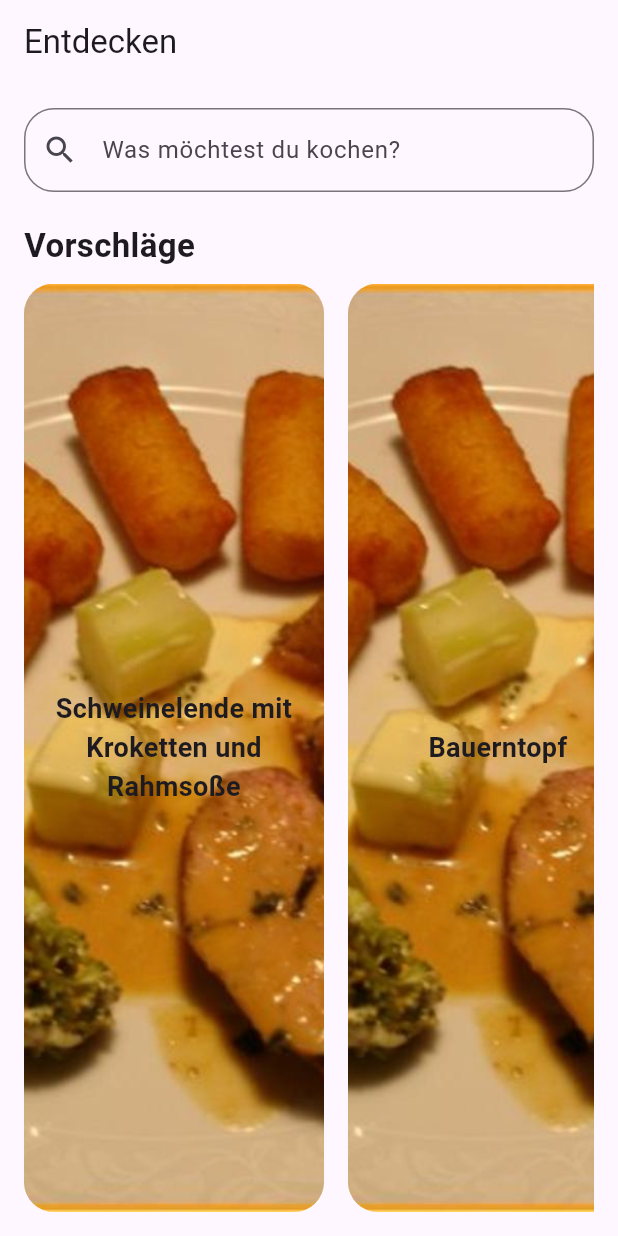
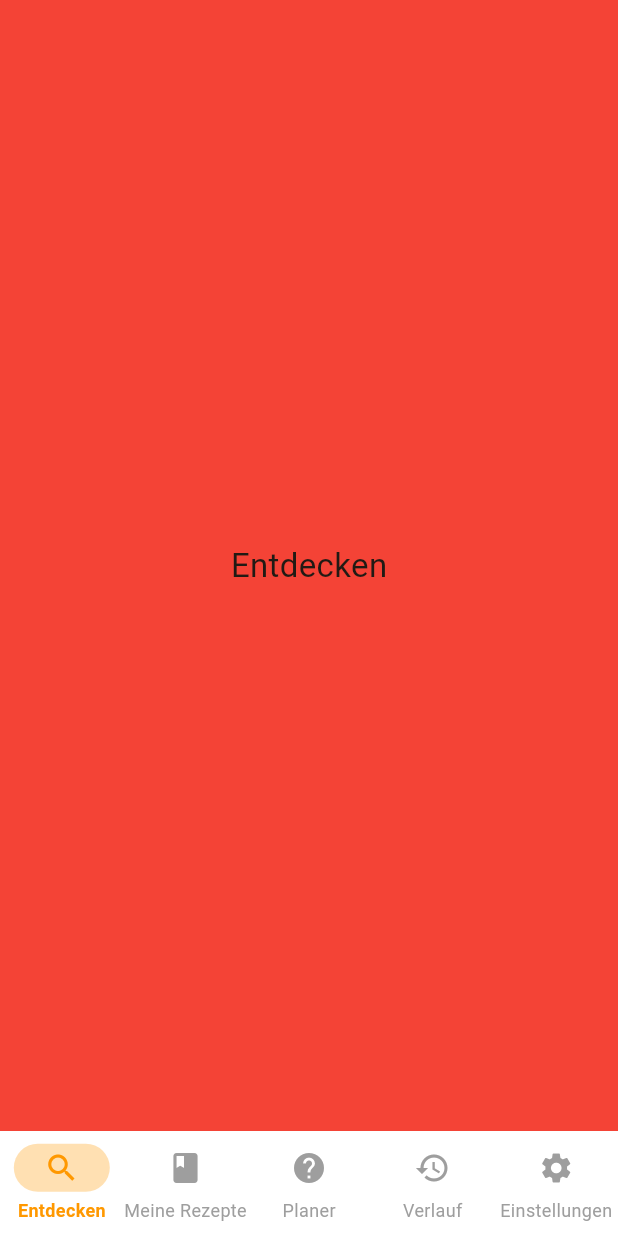
Before and after one commit to KugelMaster/Familien-Kochbuch-App, a Flutter app: the screen it shows after launch, on a phone screen of 412 x 824 dp. Run offline on Flutter 3.47's test engine with Material 3 defaults, Android fonts, the phone set to English and light mode, and no system bars.

Commit message:
app: Added five pages

```diff
--- a/frontend/lib/main.dart
+++ b/frontend/lib/main.dart
@@ -1,4 +1,6 @@
 import 'package:flutter/material.dart';
+
+import 'main_page.dart';
 
 void main() {
   runApp(const CookingApp());
@@ -11,12 +13,41 @@ class CookingApp extends StatelessWidget {
   @override
   Widget build(BuildContext context) {
     return MaterialApp(
-      title: 'Flutter Demo',
-      home: const HomePage(),
+      title: 'Familien Kochbuch',
+      theme: ThemeData(
+        useMaterial3: true,
+        colorSchemeSeed: Colors.orange, // einheitliches Farbschema
+        brightness: Brightness.light,
+
+        // Bottom Nav (modern)
+        navigationBarTheme: NavigationBarThemeData(
+          height: 70,
+          backgroundColor: Colors.white,
+          indicatorColor: Colors.orange.shade100,
+          iconTheme: WidgetStateProperty.resolveWith((states) {
+            if (states.contains(WidgetState.selected)) {
+              return const IconThemeData(color: Colors.orange);
+            }
+            return const IconThemeData(color: Colors.grey);
+          }),
+          labelTextStyle: WidgetStateProperty.resolveWith((states) {
+            return TextStyle(
+              fontSize: 12,
+              fontWeight:
+                  states.contains(WidgetState.selected) ? FontWeight.bold : FontWeight.normal,
+              color: states.contains(WidgetState.selected)
+                  ? Colors.orange
+                  : Colors.grey,
+            );
+          }),
+        ),
+      ),
+      home: const MainPage(),
     );
   }
 }
 
+/*
 class HomePage extends StatefulWidget {
   const HomePage({super.key});
 
@@ -145,3 +176,4 @@ class RecipeDetailPage extends StatelessWidget {
     );
   }
 }
+*/
--- /dev/null
+++ b/frontend/lib/main_page.dart
@@ -0,0 +1,78 @@
+import 'package:flutter/material.dart';
+import 'package:frontend/pages/discover_page.dart';
+import 'package:frontend/pages/history_page.dart';
+import 'package:frontend/pages/planer_page.dart';
+import 'package:frontend/pages/recipe_page.dart';
+import 'package:frontend/pages/settings_page.dart';
+
+class MainPage extends StatefulWidget {
+  const MainPage({super.key});
+
+  @override
+  State<MainPage> createState() => _MainPageState();
+}
+
+class _MainPageState extends State<MainPage> {
+  final PageController _controller = PageController();
+
+  final List<Widget> pages = [
+    const DiscoverPage(),
+    const RecipePage(),
+    const PlanerPage(),
+    const HistoryPage(),
+    const SettingsPage(),
+  ];
+
+  int currentPage = 0;
+
+  @override
+  Widget build(BuildContext context) {
+    return Scaffold(
+      body: PageView(
+        controller: _controller,
+        onPageChanged: (index) => {
+          setState(() {
+            currentPage = index;
+          }),
+        },
+        children: pages,
+      ),
+      bottomNavigationBar: NavigationBar(
+        selectedIndex: currentPage,
+        onDestinationSelected: (value) {
+          setState(() {
+            currentPage = value;
+          });
+
+          _controller.animateToPage(
+            value,
+            duration: const Duration(milliseconds: 200),
+            curve: Curves.easeInOut
+          );
+        },
+        destinations: const [
+          NavigationDestination(
+            icon: Icon(Icons.search),
+            label: "Entdecken",
+          ),
+          NavigationDestination(
+            icon: Icon(Icons.book),
+            label: "Meine Rezepte",
+          ),
+          NavigationDestination(
+            icon: Icon(Icons.help),
+            label: "Planer",
+          ),
+          NavigationDestination(
+            icon: Icon(Icons.history),
+            label: "Verlauf",
+          ),
+          NavigationDestination(
+            icon: Icon(Icons.settings),
+            label: "Einstellungen",
+          ),
+        ],
+      ),
+    );
+  }
+}
--- /dev/null
+++ b/frontend/lib/pages/discover_page.dart
@@ -0,0 +1,18 @@
+import 'package:flutter/material.dart';
+
+class DiscoverPage extends StatelessWidget {
+  const DiscoverPage({super.key});
+
+  @override
+  Widget build(BuildContext context) {
+    return Container(
+      color: Colors.red,
+      child: const Center(
+        child: Text(
+          "Entdecken",
+          style: TextStyle(fontSize: 22),
+        ),
+      ),
+    );
+  }
+}
```
Also changed, not shown: frontend/lib/pages/history_page.dart (added, +18 -0 lines), frontend/lib/pages/planer_page.dart (added, +18 -0 lines), frontend/lib/pages/recipe_page.dart (added, +18 -0 lines), frontend/lib/pages/settings_page.dart (added, +18 -0 lines), 2 other files.
